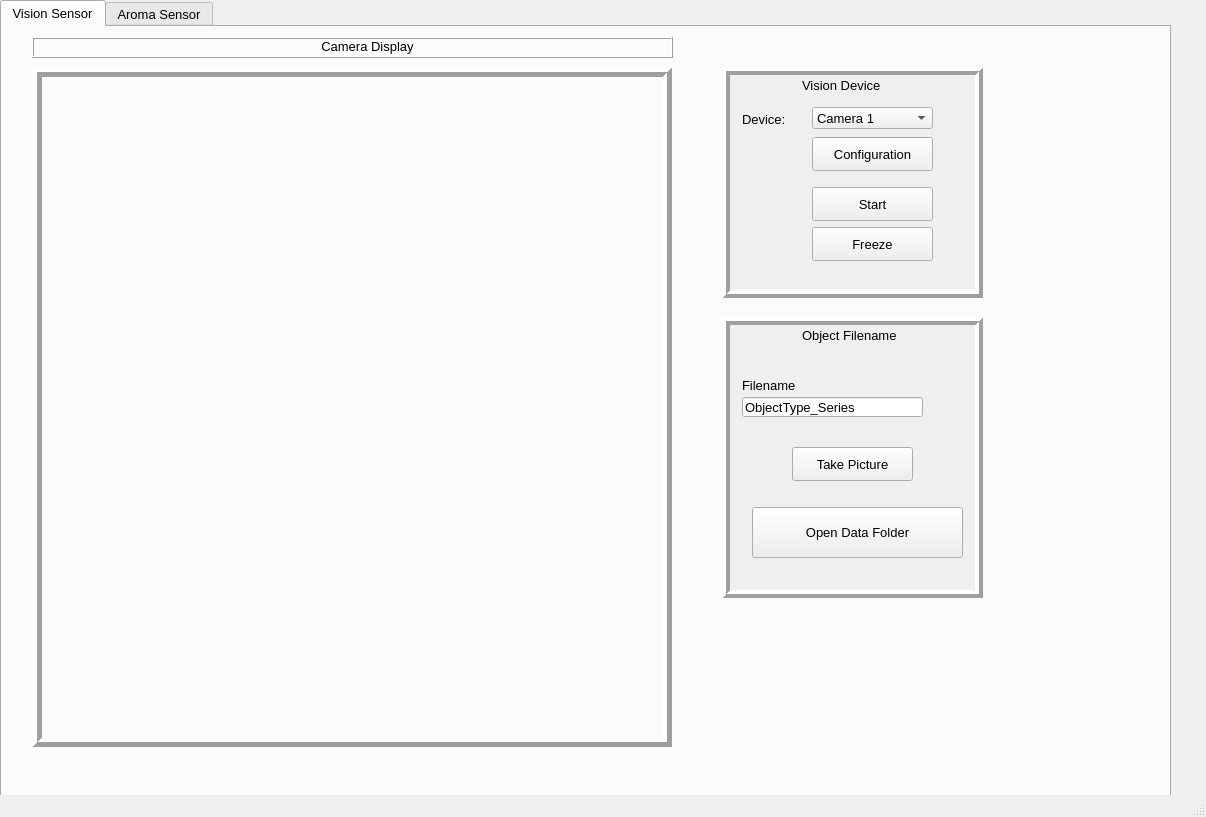
The window that utils/vision_revisi.ui (PengPengPoka/INSTeaD) describes before a commit, drawn with Qt 5.
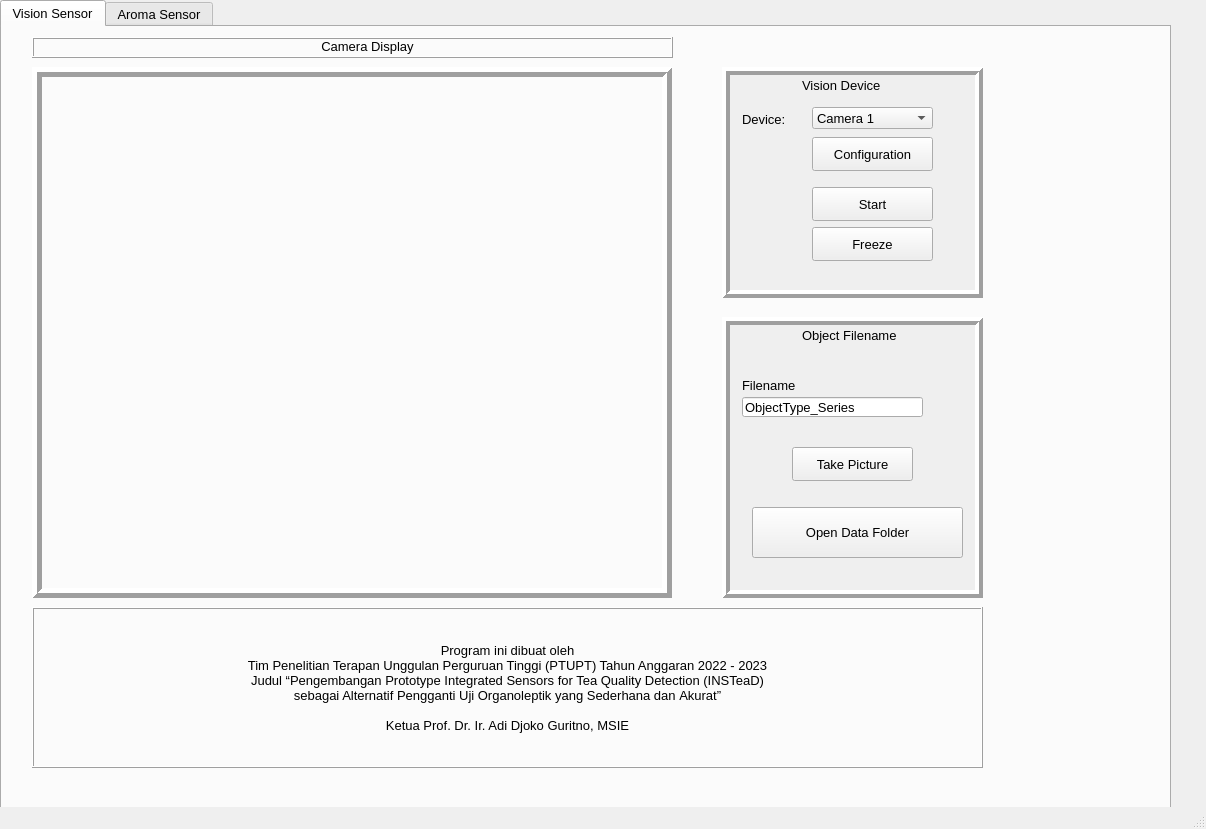
The same window after the commit. The open tabs and pages were chosen to show the change. Icons and pictures are not drawn.

Commit message: revisi logo icon

The edit to the form file:
```diff
--- a/utils/vision_revisi.ui
+++ b/utils/vision_revisi.ui
@@ -7,7 +7,7 @@
     <x>0</x>
     <y>0</y>
     <width>1206</width>
-    <height>817</height>
+    <height>829</height>
    </rect>
   </property>
   <property name="sizePolicy">
@@ -96,7 +96,7 @@
         <x>30</x>
         <y>40</y>
         <width>640</width>
-        <height>680</height>
+        <height>531</height>
        </rect>
       </property>
       <property name="frameShape">
@@ -330,6 +330,49 @@
        <number>1</number>
       </property>
      </widget>
+     <widget class="QFrame" name="frame_4">
+      <property name="geometry">
+       <rect>
+        <x>30</x>
+        <y>580</y>
+        <width>951</width>
+        <height>161</height>
+       </rect>
+      </property>
+      <property name="frameShape">
+       <enum>QFrame::Box</enum>
+      </property>
+      <property name="frameShadow">
+       <enum>QFrame::Raised</enum>
+      </property>
+      <property name="lineWidth">
+       <number>1</number>
+      </property>
+      <widget class="QLabel" name="label_14">
+       <property name="geometry">
+        <rect>
+         <x>10</x>
+         <y>10</y>
+         <width>931</width>
+         <height>141</height>
+        </rect>
+       </property>
+       <property name="layoutDirection">
+        <enum>Qt::LeftToRight</enum>
+       </property>
+       <property name="text">
+        <string>Program ini dibuat oleh 
+Tim Penelitian Terapan Unggulan Perguruan Tinggi (PTUPT) Tahun Anggaran 2022 - 2023 
+Judul “Pengembangan Prototype Integrated Sensors for Tea Quality Detection (INSTeaD) 
+sebagai Alternatif Pengganti Uji Organoleptik yang Sederhana dan Akurat” 
+
+Ketua Prof. Dr. Ir. Adi Djoko Guritno, MSIE</string>
+       </property>
+       <property name="alignment">
+        <set>Qt::AlignCenter</set>
+       </property>
+      </widget>
+     </widget>
     </widget>
     <widget class="QWidget" name="tab_2">
      <attribute name="title">
```
Left out of the diff: 6 changed lines with no effect on the pictures. The commit also changes 10 other files.
